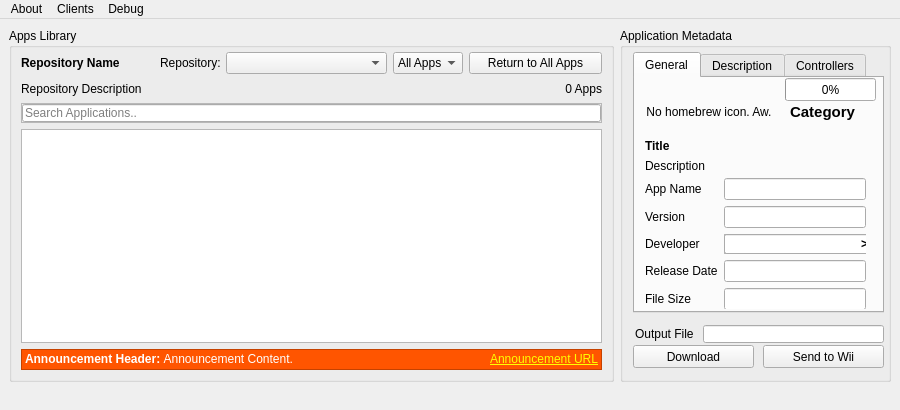
Above: gui/united.ui from dhtdht020/osc-dl before the change. Below: the same form after it.
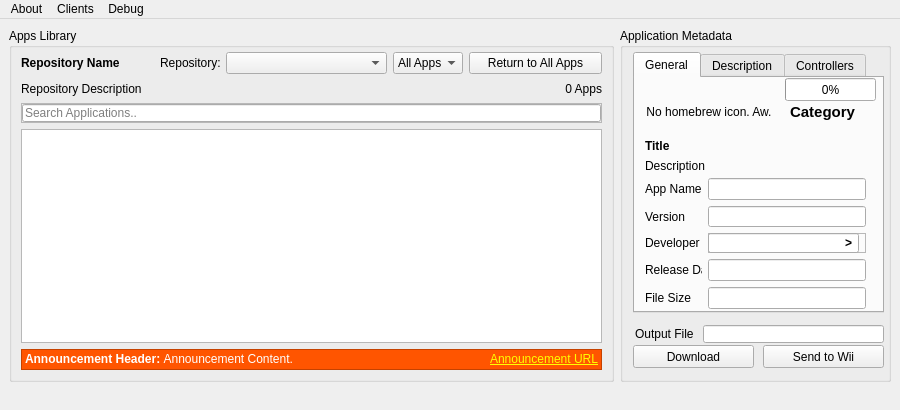
That is the form after the change.

Commit message: Consistent metadata field sizing

```diff
--- a/gui/united.ui
+++ b/gui/united.ui
@@ -524,6 +524,12 @@
              </item>
              <item row="1" column="1">
               <widget class="QLineEdit" name="version">
+               <property name="minimumSize">
+                <size>
+                 <width>149</width>
+                 <height>20</height>
+                </size>
+               </property>
                <property name="echoMode">
                 <enum>QLineEdit::Normal</enum>
                </property>
@@ -548,6 +554,12 @@
              </item>
              <item row="3" column="1">
               <widget class="QLineEdit" name="releasedate">
+               <property name="minimumSize">
+                <size>
+                 <width>149</width>
+                 <height>20</height>
+                </size>
+               </property>
                <property name="echoMode">
                 <enum>QLineEdit::Normal</enum>
                </property>
@@ -565,6 +577,12 @@
              </item>
              <item row="4" column="1">
               <widget class="QLineEdit" name="filesize">
+               <property name="minimumSize">
+                <size>
+                 <width>149</width>
+                 <height>20</height>
+                </size>
+               </property>
                <property name="echoMode">
                 <enum>QLineEdit::Normal</enum>
                </property>
@@ -575,6 +593,12 @@
              </item>
              <item row="0" column="1">
               <widget class="QLineEdit" name="appname">
+               <property name="minimumSize">
+                <size>
+                 <width>149</width>
+                 <height>20</height>
+                </size>
+               </property>
                <property name="text">
                 <string/>
                </property>
```
The commit also changes 1 other file.
